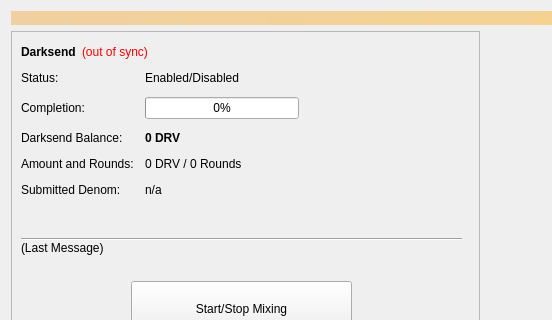
First picture: the form in src/qt/forms/coinmix.ui, repository nashsclay/DraviteFlex-1, before the edit; both pictures show x 0 to 552 and y 0 to 320 of the 960 by 615 pixel window.
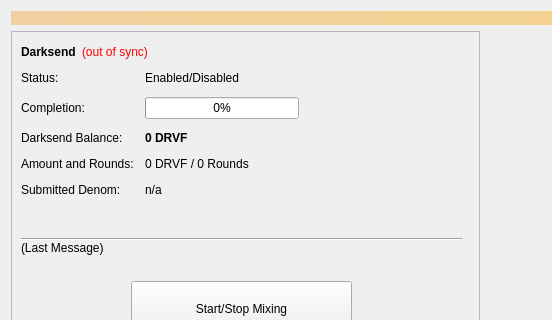
Second picture: the form after the edit.

```diff
--- a/src/qt/forms/coinmix.ui
+++ b/src/qt/forms/coinmix.ui
@@ -119,7 +119,7 @@
               </font>
              </property>
              <property name="text">
-              <string notr="true">0 DRV</string>
+              <string notr="true">0 DRVF</string>
              </property>
             </widget>
            </item>
@@ -133,7 +133,7 @@
            <item row="3" column="1">
             <widget class="QLabel" name="labelAmountRounds">
              <property name="text">
-              <string>0 DRV / 0 Rounds</string>
+              <string>0 DRVF / 0 Rounds</string>
              </property>
             </widget>
            </item>
```
Left out of the diff: 2 changed lines with no effect on the pictures.
